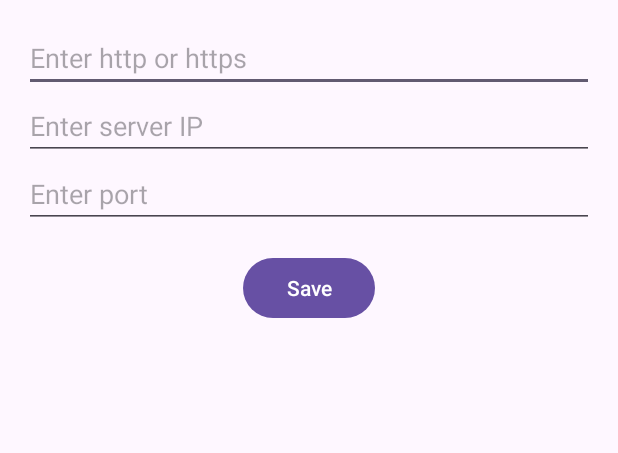
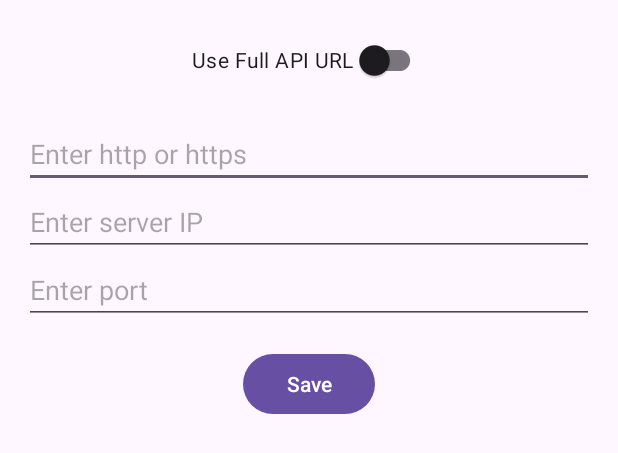
Before and after one commit to ppriyanshu26/FraudApp, an Android app: the layout activity_settings.xml on its own in the app's theme, with its tools: preview values and no code run, on a phone screen of 412 x 824 dp. Shown: the top 453 px of the screen. Run offline under Robolectric (Android 15) with nearby library versions, the light colour scheme and no system bars.

Commit message:
Added Full API URL

```diff
--- a/app/src/main/java/com/priyanshu/projectexhibition/RetrofitClient.java
+++ b/app/src/main/java/com/priyanshu/projectexhibition/RetrofitClient.java
@@ -9,7 +9,7 @@ public class RetrofitClient {
 
     public static ApiService getInstance(Context context) {
         if (retrofit == null) {
-            String baseUrl = PreferenceManager.getFullBaseUrl(context); // Use latest saved IP
+            String baseUrl = PreferenceManager.getApiBaseUrl(context); // Get the correct base URL
             retrofit = new Retrofit.Builder()
                     .baseUrl(baseUrl)
                     .addConverterFactory(GsonConverterFactory.create())
@@ -19,6 +19,6 @@ public class RetrofitClient {
     }
 
     public static void resetRetrofit() {
-        retrofit = null; // Reset Retrofit when settings change
+        retrofit = null; // Reset Retrofit instance when settings change
     }
 }
--- a/app/src/main/res/layout/activity_settings.xml
+++ b/app/src/main/res/layout/activity_settings.xml
@@ -1,12 +1,30 @@
 <?xml version="1.0" encoding="utf-8"?>
 <LinearLayout xmlns:android="http://schemas.android.com/apk/res/android"
+    xmlns:app="http://schemas.android.com/apk/res-auto"
     android:layout_width="match_parent"
     android:layout_height="match_parent"
     android:orientation="vertical"
     android:padding="16dp"
     android:gravity="center_horizontal">
 
-    <!-- Domain (http or https) -->
+    <!-- Switch to toggle between full URL and domain/IP/port -->
+    <androidx.appcompat.widget.SwitchCompat
+        android:id="@+id/url_mode_switch"
+        android:layout_width="wrap_content"
+        android:layout_height="wrap_content"
+        android:text="Use Full API URL"
+        android:layout_marginBottom="16dp" />
+
+    <!-- Full API URL (Initially Hidden) -->
+    <EditText
+        android:id="@+id/base_url_edit_text"
+        android:layout_width="match_parent"
+        android:layout_height="wrap_content"
+        android:hint="Enter full API URL"
+        android:inputType="textUri"
+        android:visibility="gone"/>
+
+    <!-- Domain -->
     <EditText
         android:id="@+id/domain_edit_text"
         android:layout_width="match_parent"
@@ -37,5 +55,4 @@
         android:layout_height="wrap_content"
         android:text="Save"
         android:layout_marginTop="16dp"/>
-
 </LinearLayout>
```
Also changed, not shown: app/src/main/java/com/priyanshu/projectexhibition/MainActivity.java (+7 -2 lines), app/src/main/java/com/priyanshu/projectexhibition/PreferenceManager.java (+41 -1 lines), app/src/main/java/com/priyanshu/projectexhibition/SettingsActivity.java (+55 -12 lines).
